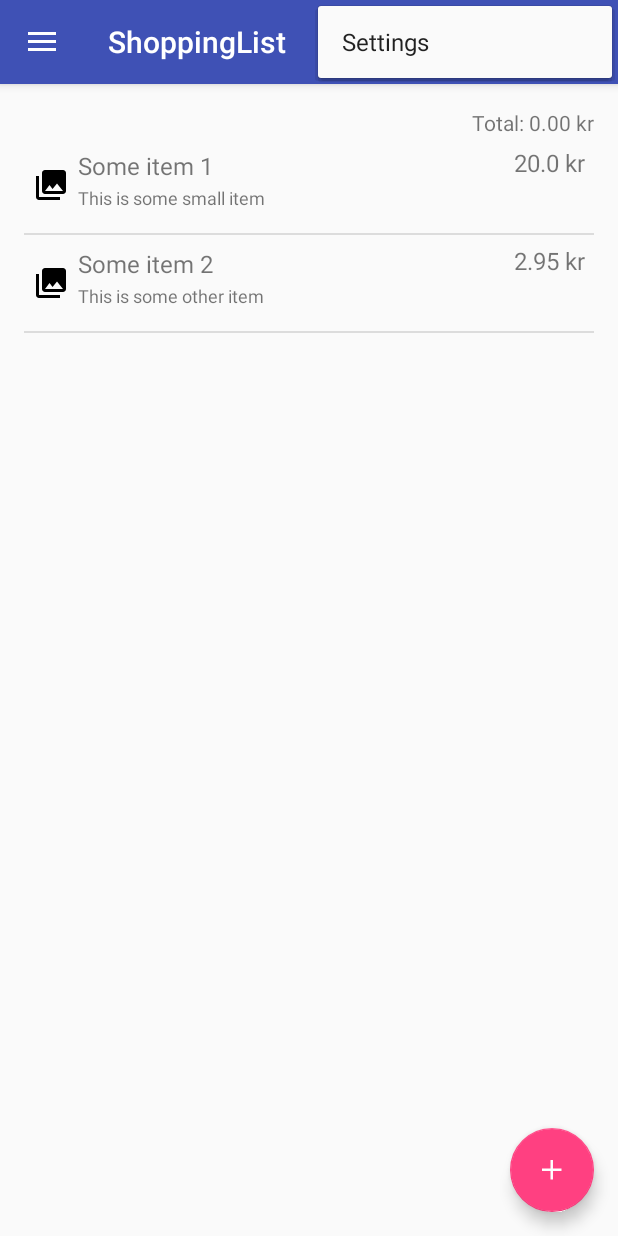
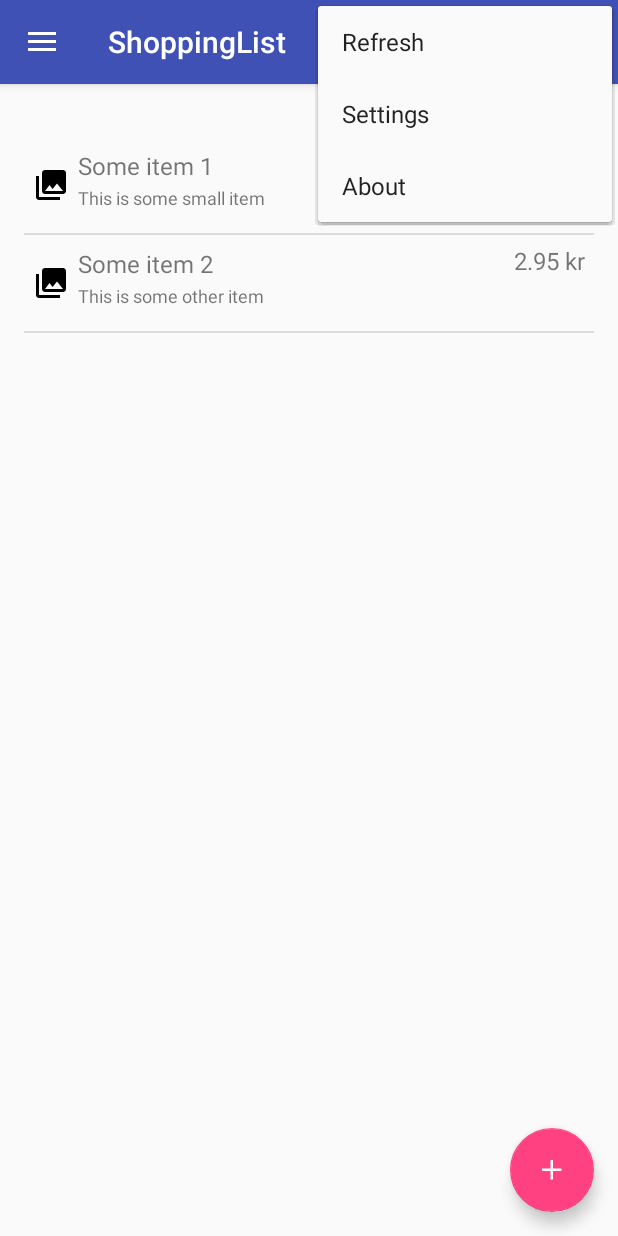
Before and after one commit to Ellmor/ShoppingListMandatory, an Android app: the screen it shows after launch (MainActivity), with the options menu open, on a phone screen of 412 x 824 dp. Run offline under Robolectric (Android 15) with nearby library versions, the phone set to English and light mode, and no system bars.

```diff
--- a/app/src/main/java/service/Service.java
+++ b/app/src/main/java/service/Service.java
@@ -8,12 +8,14 @@ import model.ShoppingItem;
 public class Service {
     private static Service instance;
 
-    ArrayList<ShoppingItem> items;
+    ArrayList<ShoppingItem> items,deleted;
+
     ArrayList<ProductType> productTypes;
 
     private Service() {
         //Initialize
         items = new ArrayList<>();
+        deleted = new ArrayList<>();
         productTypes = new ArrayList<>();
         //Insert data
         //ProductTypes
--- a/app/src/main/res/layout/app_bar_main.xml
+++ b/app/src/main/res/layout/app_bar_main.xml
@@ -3,6 +3,7 @@
     xmlns:android="http://schemas.android.com/apk/res/android"
     xmlns:app="http://schemas.android.com/apk/res-auto"
     xmlns:tools="http://schemas.android.com/tools"
+    android:id="@+id/coordinatorLayout"
     android:layout_width="match_parent"
     android:layout_height="match_parent"
     android:fitsSystemWindows="true"
--- a/app/src/main/res/menu/main.xml
+++ b/app/src/main/res/menu/main.xml
@@ -1,8 +1,31 @@
 <?xml version="1.0" encoding="utf-8"?>
 <menu xmlns:android="http://schemas.android.com/apk/res/android"
     xmlns:app="http://schemas.android.com/apk/res-auto">
-    <item android:id="@+id/action_settings"
+    <item
+        android:id="@+id/item_delete"
+        android:icon="@android:drawable/ic_menu_delete"
+        android:orderInCategory="1"
+        android:title="Delete"
+        app:showAsAction="always" />
+
+    <item
+        android:id="@+id/item_refresh"
+        android:orderInCategory="2"
+        android:title="Refresh"
+        app:showAsAction="never" />
+
+    <item
+        android:id="@+id/action_settings"
+        android:orderInCategory="3"
         android:title="@string/action_settings"
-        android:orderInCategory="100"
         app:showAsAction="never" />
+
+    <item
+        android:id="@+id/item_about"
+        android:icon="@android:drawable/ic_menu_info_details"
+        android:orderInCategory="4"
+        android:title="About"
+        app:showAsAction="never" />
+
+
 </menu>
```
Also changed, not shown: app/src/main/java/com/example/nezi2/shoppinglist/MainActivity.java (+90 -8 lines), app/src/main/res/values/strings.xml (+11 -0 lines).
